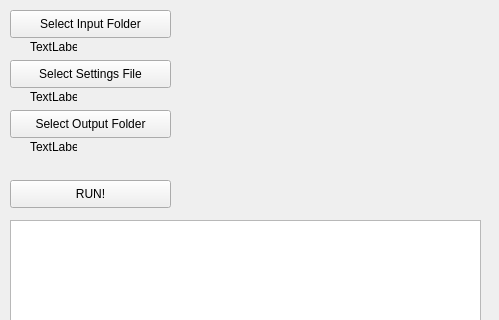
Above: gui.ui from realchrisward/SASA before the change; both pictures show x 0 to 499 and y 0 to 320 of the 499 by 520 pixel window. Below: the same form after it.
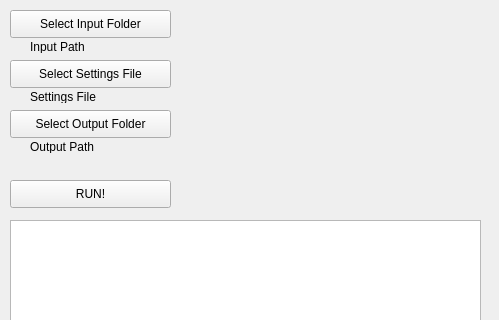
That is the form after the change.

What changed in the file:
```diff
--- a/gui.ui
+++ b/gui.ui
@@ -71,12 +71,12 @@
      <rect>
       <x>30</x>
       <y>40</y>
-      <width>47</width>
+      <width>320</width>
       <height>13</height>
      </rect>
     </property>
     <property name="text">
-     <string>TextLabel</string>
+     <string>Input Path</string>
     </property>
    </widget>
    <widget class="QLabel" name="label_settings">
@@ -84,12 +84,12 @@
      <rect>
       <x>30</x>
       <y>90</y>
-      <width>47</width>
+      <width>320</width>
       <height>13</height>
      </rect>
     </property>
     <property name="text">
-     <string>TextLabel</string>
+     <string>Settings File</string>
     </property>
    </widget>
    <widget class="QLabel" name="label_output">
@@ -97,12 +97,12 @@
      <rect>
       <x>30</x>
       <y>140</y>
-      <width>47</width>
+      <width>320</width>
       <height>13</height>
      </rect>
     </property>
     <property name="text">
-     <string>TextLabel</string>
+     <string>Output Path</string>
     </property>
    </widget>
    <widget class="QTextEdit" name="textEdit_log">
```
